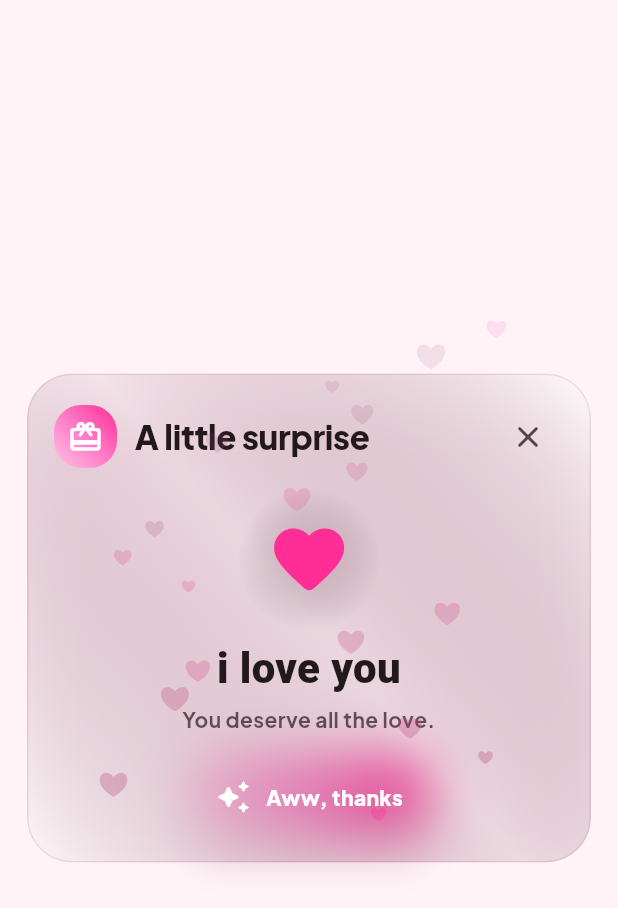
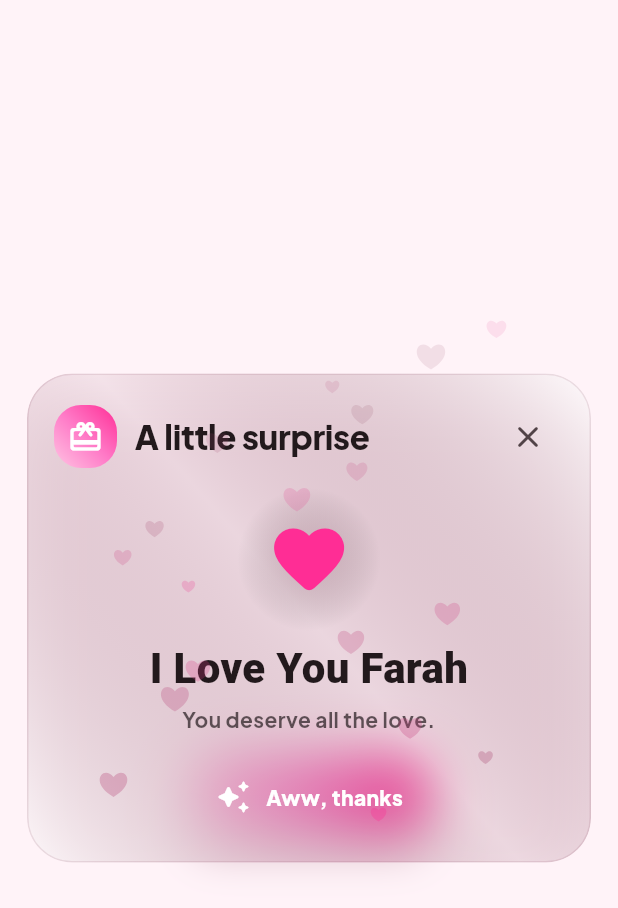
Before and after one commit to mohamedkhedrforblackpyramid/farah, a Flutter app: the _LoveGiftDialog widget shown alone on an empty page, opened directly, on a phone screen of 412 x 824 dp. Shown: the top 908 px of the screen. Run offline on Flutter 3.47's test engine with Material 3 defaults, Android fonts, the phone set to English and light mode, and no system bars; our stand-ins replace google_fonts; Roboto replaces fonts that are missing (Cairo).

Commit message:
Update Gift Box message text (Farah)
Made-with: Cursor

```diff
--- a/lib/main.dart
+++ b/lib/main.dart
@@ -1641,7 +1641,7 @@ class _LoveGiftDialogState extends State<_LoveGiftDialog> with TickerProviderSta
                           ),
                           const SizedBox(height: 10),
                           Text(
-                            'i love you',
+                            'I Love You Farah',
                             textAlign: TextAlign.center,
                             style: GoogleFonts.cairo(
                               fontSize: 28,
```
